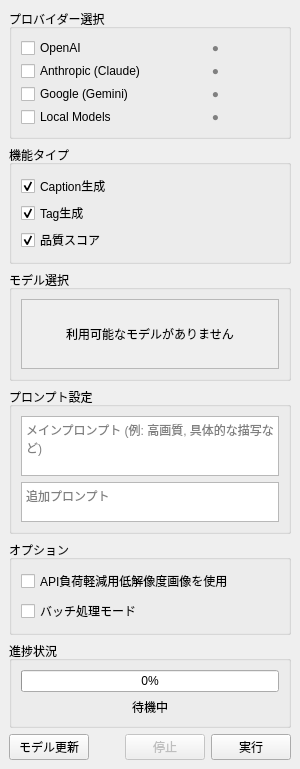
Above: src/lorairo/gui/designer/AnnotationControlWidget.ui from NEXTAltair/LoRAIro before the change. Below: the same form after it.
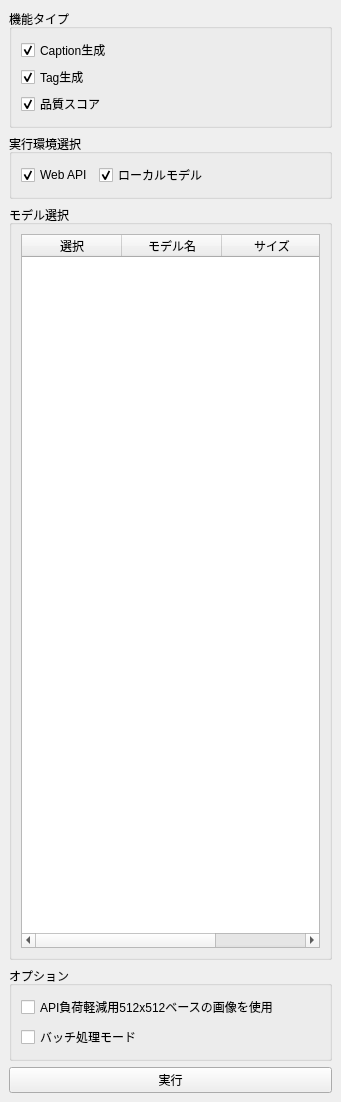
That is the form after the change.

Commit message: docs: Update hybrid annotation UI design plan with Phase 1 completion status

```diff
--- a/src/lorairo/gui/designer/AnnotationControlWidget.ui
+++ b/src/lorairo/gui/designer/AnnotationControlWidget.ui
@@ -6,8 +6,8 @@
    <rect>
     <x>0</x>
     <y>0</y>
-    <width>300</width>
-    <height>500</height>
+    <width>341</width>
+    <height>1102</height>
    </rect>
   </property>
   <property name="windowTitle">
@@ -29,98 +29,6 @@
    <property name="bottomMargin">
     <number>9</number>
    </property>
-   <item>
-    <widget class="QGroupBox" name="groupBoxProviderSelection">
-     <property name="title">
-      <string>プロバイダー選択</string>
-     </property>
-     <layout class="QGridLayout" name="gridLayoutProviders">
-      <property name="spacing">
-       <number>3</number>
-      </property>
-      <item row="0" column="0">
-       <widget class="QCheckBox" name="checkBoxOpenAI">
-        <property name="text">
-         <string>OpenAI</string>
-        </property>
-       </widget>
-      </item>
-      <item row="0" column="1">
-       <widget class="QLabel" name="labelOpenAIStatus">
-        <property name="text">
-         <string>●</string>
-        </property>
-        <property name="styleSheet">
-         <string>color: gray;</string>
-        </property>
-        <property name="alignment">
-         <set>Qt::AlignmentFlag::AlignCenter</set>
-        </property>
-       </widget>
-      </item>
-      <item row="1" column="0">
-       <widget class="QCheckBox" name="checkBoxClaude">
-        <property name="text">
-         <string>Anthropic (Claude)</string>
-        </property>
-       </widget>
-      </item>
-      <item row="1" column="1">
-       <widget class="QLabel" name="labelClaudeStatus">
-        <property name="text">
-         <string>●</string>
-        </property>
-        <property name="styleSheet">
-         <string>color: gray;</string>
-        </property>
-        <property name="alignment">
-         <set>Qt::AlignmentFlag::AlignCenter</set>
-        </property>
-       </widget>
-      </item>
-      <item row="2" column="0">
-       <widget class="QCheckBox" name="checkBoxGoogle">
-        <property name="text">
-         <string>Google (Gemini)</string>
-        </property>
-       </widget>
-      </item>
-      <item row="2" column="1">
-       <widget class="QLabel" name="labelGoogleStatus">
-        <property name="text">
-         <string>●</string>
-        </property>
-        <property name="styleSheet">
-         <string>color: gray;</string>
-        </property>
-        <property name="alignment">
-         <set>Qt::AlignmentFlag::AlignCenter</set>
-        </property>
-       </widget>
-      </item>
-      <item row="3" column="0">
-       <widget class="QCheckBox" name="checkBoxLocal">
-        <property name="text">
-         <string>Local Models</string>
-        </property>
-       </widget>
-      </item>
-      <item row="3" column="1">
-       <widget class="QLabel" name="labelLocalStatus">
-        <property name="text">
-         <string>●</string>
-        </property>
-        <property name="styleSheet">
-         <string>color: gray;</string>
-        </property>
-        <property name="alignment">
-         <set>Qt::AlignmentFlag::AlignCenter</set>
-        </property>
-       </widget>
-      </item>
-     </layout>
-    </widget>
-   </item>
    <item>
     <widget class="QGroupBox" name="groupBoxFunctionType">
      <property name="title">
@@ -163,6 +71,51 @@
      </layout>
     </widget>
    </item>
+   <item>
+    <widget class="QGroupBox" name="groupBoxProviderSelection">
+     <property name="title">
+      <string>実行環境選択</string>
+     </property>
+     <layout class="QHBoxLayout" name="horizontalLayoutProviders">
+      <property name="spacing">
+       <number>6</number>
+      </property>
+      <item>
+       <widget class="QCheckBox" name="checkBoxWebAPI">
+        <property name="text">
+         <string>Web API</string>
+        </property>
+        <property name="checked">
+         <bool>true</bool>
+        </property>
+       </widget>
+      </item>
+      <item>
+       <widget class="QCheckBox" name="checkBoxLocal">
+        <property name="text">
+         <string>ローカルモデル</string>
+        </property>
+        <property name="checked">
+         <bool>true</bool>
+        </property>
+       </widget>
+      </item>
+      <item>
+       <spacer name="horizontalSpacerProviders">
+        <property name="orientation">
+         <enum>Qt::Orientation::Horizontal</enum>
+        </property>
+        <property name="sizeHint" stdset="0">
+         <size>
+          <width>40</width>
+          <height>20</height>
+         </size>
+        </property>
+       </spacer>
+      </item>
+     </layout>
+    </widget>
+   </item>
    <item>
     <widget class="QGroupBox" name="groupBoxModelSelection">
      <property name="title">
@@ -170,45 +123,7 @@
      </property>
      <layout class="QVBoxLayout" name="verticalLayoutModels">
       <item>
-       <widget class="QScrollArea" name="scrollAreaModels">
-        <property name="widgetResizable">
-         <bool>true</bool>
-        </property>
-        <widget class="QWidget" name="scrollAreaWidgetContents">
-         <property name="geometry">
-          <rect>
-           <x>0</x>
-           <y>0</y>
-           <width>268</width>
-           <height>69</height>
-          </rect>
-         </property>
-         <layout class="QVBoxLayout" name="verticalLayoutModelList">
-          <item>
-           <widget class="QLabel" name="labelNoModelsAvailable">
-            <property name="text">
-             <string>利用可能なモデルがありません</string>
-            </property>
-            <property name="alignment">
-             <set>Qt::AlignmentFlag::AlignCenter</set>
-            </property>
-           </widget>
-          </item>
-         </layout>
-        </widget>
-       </widget>
-      </item>
-     </layout>
-    </widget>
-   </item>
-   <item>
-    <widget class="QGroupBox" name="groupBoxPrompts">
-     <property name="title">
-      <string>プロンプト設定</string>
-     </property>
-     <layout class="QVBoxLayout" name="verticalLayoutPrompts">
-      <item>
-       <widget class="QTextEdit" name="textEditMainPrompt">
+       <widget class="QTableWidget" name="tableWidgetModels">
         <property name="sizePolicy">
          <sizepolicy hsizetype="Expanding" vsizetype="Expanding">
           <horstretch>0</horstretch>
@@ -217,32 +132,73 @@
         </property>
         <property name="maximumSize">
          <size>
-          <width>16777215</width>
-          <height>60</height>
+          <width>16777203</width>
+          <height>16777215</height>
          </size>
         </property>
-        <property name="placeholderText">
-         <string>メインプロンプト (例: 高画質, 具体的な描写など)</string>
+        <property name="alternatingRowColors">
+         <bool>true</bool>
         </property>
-       </widget>
-      </item>
-      <item>
-       <widget class="QTextEdit" name="textEditAdditionalPrompt">
-        <property name="sizePolicy">
-         <sizepolicy hsizetype="Expanding" vsizetype="Expanding">
-          <horstretch>0</horstretch>
-          <verstretch>1</verstretch>
-         </sizepolicy>
+        <property name="selectionBehavior">
+         <enum>QAbstractItemView::SelectionBehavior::SelectRows</enum>
         </property>
-        <property name="maximumSize">
-         <size>
-          <width>16777215</width>
-          <height>40</height>
-         </size>
+        <property name="horizontalScrollMode">
+         <enum>QAbstractItemView::ScrollMode::ScrollPerItem</enum>
         </property>
-        <property name="placeholderText">
-         <string>追加プロンプト</string>
+        <property name="gridStyle">
+         <enum>Qt::PenStyle::SolidLine</enum>
         </property>
+        <property name="sortingEnabled">
+         <bool>true</bool>
+        </property>
+        <property name="wordWrap">
+         <bool>true</bool>
+        </property>
+        <property name="columnCount">
+         <number>3</number>
+        </property>
+        <attribute name="horizontalHeaderVisible">
+         <bool>true</bool>
+        </attribute>
+        <attribute name="horizontalHeaderCascadingSectionResizes">
+         <bool>false</bool>
+        </attribute>
+        <attribute name="horizontalHeaderHighlightSections">
+         <bool>false</bool>
+        </attribute>
+        <attribute name="horizontalHeaderShowSortIndicator" stdset="0">
+         <bool>true</bool>
+        </attribute>
+        <attribute name="horizontalHeaderStretchLastSection">
+         <bool>false</bool>
+        </attribute>
+        <attribute name="verticalHeaderVisible">
+         <bool>false</bool>
+        </attribute>
+        <attribute name="verticalHeaderCascadingSectionResizes">
+         <bool>false</bool>
+        </attribute>
+        <attribute name="verticalHeaderDefaultSectionSize">
+         <number>30</number>
+        </attribute>
+        <attribute name="verticalHeaderStretchLastSection">
+         <bool>false</bool>
+        </attribute>
+        <column>
+         <property name="text">
+          <string>選択</string>
+         </property>
+        </column>
+        <column>
+         <property name="text">
+          <string>モデル名</string>
+         </property>
+        </column>
+        <column>
+         <property name="text">
+          <string>サイズ</string>
+         </property>
+        </column>
        </widget>
       </item>
      </layout>
@@ -257,7 +213,7 @@
       <item>
        <widget class="QCheckBox" name="checkBoxLowResolution">
         <property name="text">
-         <string>API負荷軽減用低解像度画像を使用</string>
+         <string>API負荷軽減用512x512ベースの画像を使用</string>
         </property>
        </widget>
       </item>
@@ -271,70 +227,8 @@
      </layout>
     </widget>
    </item>
-   <item>
-    <widget class="QGroupBox" name="groupBoxProgress">
-     <property name="title">
-      <string>進捗状況</string>
-     </property>
-     <layout class="QVBoxLayout" name="verticalLayoutProgress">
-      <item>
-       <widget class="QProgressBar" name="progressBarAnnotation">
-        <property name="value">
-         <number>0</number>
-        </property>
-       </widget>
-      </item>
-      <item>
-       <widget class="QLabel" name="labelProgressStatus">
-        <property name="text">
-         <string>待機中</string>
-        </property>
-        <property name="alignment">
-         <set>Qt::AlignmentFlag::AlignCenter</set>
-        </property>
-       </widget>
-      </item>
-     </layout>
-    </widget>
-   </item>
    <item>
     <layout class="QHBoxLayout" name="horizontalLayoutControls">
-     <item>
-      <widget class="QPushButton" name="pushButtonRefreshModels">
-       <property name="text">
-        <string>モデル更新</string>
-       </property>
-       <property name="toolTip">
-        <string>利用可能なモデル一覧を更新</string>
-       </property>
-      </widget>
-     </item>
-     <item>
-      <spacer name="horizontalSpacerControls">
-       <property name="orientation">
-        <enum>Qt::Orientation::Horizontal</enum>
-       </property>
-       <property name="sizeHint" stdset="0">
-        <size>
-         <width>40</width>
-         <height>20</height>
-        </size>
-       </property>
-      </spacer>
-     </item>
-     <item>
-      <widget class="QPushButton" name="pushButtonStop">
-       <property name="text">
-        <string>停止</string>
-       </property>
-       <property name="enabled">
-        <bool>false</bool>
-       </property>
-       <property name="toolTip">
-        <string>アノテーション処理を停止</string>
-       </property>
-      </widget>
-     </item>
      <item>
       <widget class="QPushButton" name="pushButtonStart">
        <property name="text">
```
Left out of the diff: 6 changed lines with no effect on the pictures. The commit also changes 7 other files.
